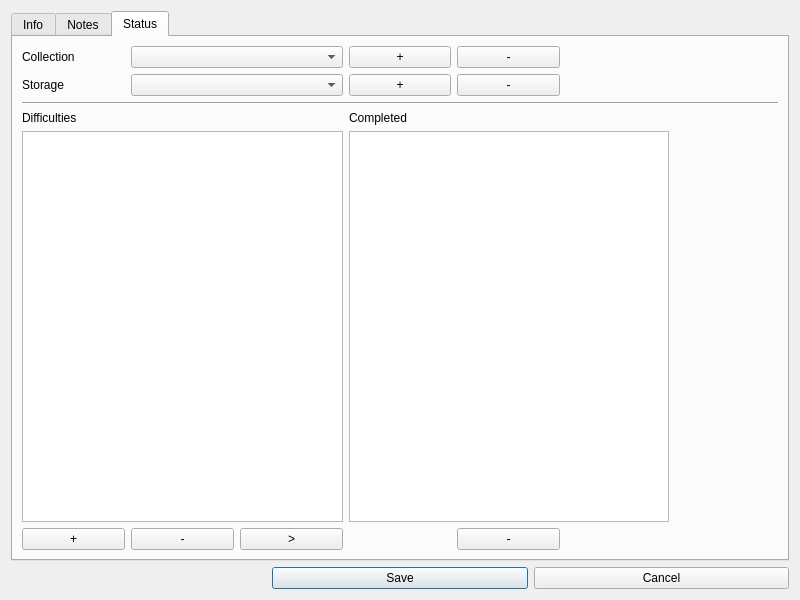
Before: the Qt Designer form DialogGameEdit.ui in lukaszlukaszew/games-manager-pyqt, drawn with Qt 5.
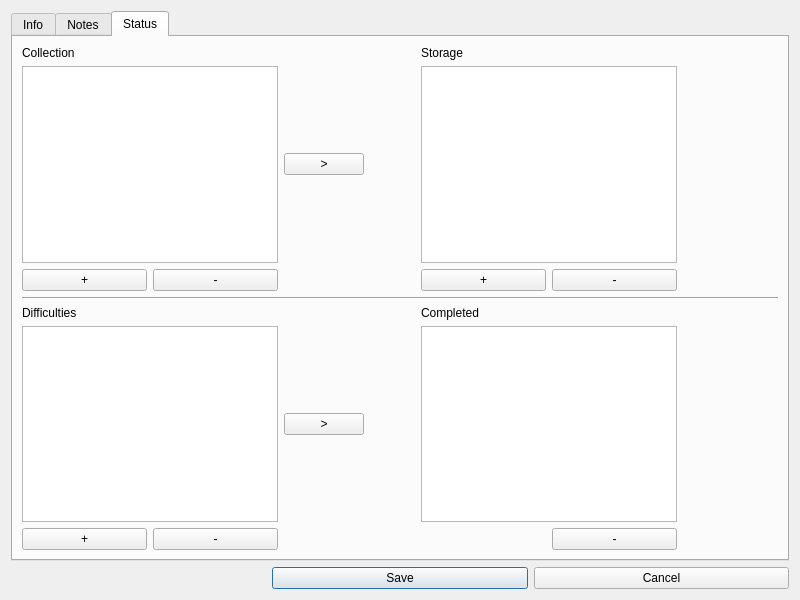
After: the same form once the commit is applied. The open tabs and pages were chosen to show the change.

Commit message: Add data to Game Edit Dialog

Patch:
```diff
--- a/DialogGameEdit.ui
+++ b/DialogGameEdit.ui
@@ -296,6 +296,9 @@
        <string>Status</string>
       </attribute>
       <layout class="QGridLayout" name="gridLayout_4">
+       <item row="1" column="0" colspan="2">
+        <widget class="QListWidget" name="listWidgetGameEditCollection"/>
+       </item>
        <item row="0" column="0">
         <widget class="QLabel" name="label_7">
          <property name="text">
@@ -303,10 +306,7 @@
          </property>
         </widget>
        </item>
-       <item row="0" column="1" colspan="2">
-        <widget class="QComboBox" name="comboBoxGameEditCollection"/>
-       </item>
-       <item row="0" column="3">
+       <item row="2" column="0">
         <widget class="QPushButton" name="pushButtonGameEditCollectionAdd">
          <property name="text">
           <string>+</string>
@@ -314,91 +314,98 @@
         </widget>
        </item>
        <item row="0" column="4">
-        <widget class="QPushButton" name="pushButtonGameEfitCollectionDelete">
-         <property name="text">
-          <string>-</string>
-         </property>
-        </widget>
-       </item>
-       <item row="1" column="0">
         <widget class="QLabel" name="label_25">
          <property name="text">
           <string>Storage</string>
          </property>
         </widget>
        </item>
-       <item row="1" column="1" colspan="2">
-        <widget class="QComboBox" name="comboBoxGameEditStorage"/>
-       </item>
-       <item row="1" column="3">
-        <widget class="QPushButton" name="pushButtonGameEditStorageAdd">
-         <property name="text">
-          <string>+</string>
-         </property>
-        </widget>
-       </item>
-       <item row="1" column="4">
-        <widget class="QPushButton" name="pushButtonGameEditStorageDelete">
+       <item row="2" column="1">
+        <widget class="QPushButton" name="pushButtonGameEfitCollectionDelete">
          <property name="text">
           <string>-</string>
          </property>
         </widget>
        </item>
-       <item row="2" column="0" colspan="7">
+       <item row="4" column="0" colspan="8">
         <widget class="Line" name="line_2">
          <property name="orientation">
           <enum>Qt::Horizontal</enum>
          </property>
         </widget>
        </item>
-       <item row="4" column="0" colspan="3">
+       <item row="6" column="0" colspan="2">
         <widget class="QListWidget" name="listWidgetGameEditDifficulty"/>
        </item>
-       <item row="5" column="0">
+       <item row="7" column="0">
         <widget class="QPushButton" name="pushButtonGameEditDifficultyAdd">
          <property name="text">
           <string>+</string>
          </property>
         </widget>
        </item>
-       <item row="5" column="1">
+       <item row="7" column="1">
         <widget class="QPushButton" name="pushButtonGameEditDifficultyDelete">
          <property name="text">
           <string>-</string>
          </property>
         </widget>
        </item>
-       <item row="5" column="2">
-        <widget class="QPushButton" name="pushButtonGameEditDifficultyCompleted">
-         <property name="text">
-          <string>&gt;</string>
-         </property>
-        </widget>
-       </item>
-       <item row="3" column="3">
+       <item row="5" column="4">
         <widget class="QLabel" name="label_9">
          <property name="text">
           <string>Completed</string>
          </property>
         </widget>
        </item>
-       <item row="4" column="3" colspan="3">
+       <item row="6" column="4" colspan="2">
         <widget class="QListWidget" name="listWidgetGameEditDifficultyComplete"/>
        </item>
-       <item row="3" column="0">
+       <item row="5" column="0">
         <widget class="QLabel" name="label_8">
          <property name="text">
           <string>Difficulties</string>
          </property>
         </widget>
        </item>
-       <item row="5" column="4">
+       <item row="7" column="5">
         <widget class="QPushButton" name="pushButtonGameEditDifficultyNotCompleted">
          <property name="text">
           <string>-</string>
          </property>
         </widget>
        </item>
+       <item row="1" column="2">
+        <widget class="QPushButton" name="pushButtonGameEditStorageBind">
+         <property name="text">
+          <string>&gt;</string>
+         </property>
+        </widget>
+       </item>
+       <item row="2" column="4">
+        <widget class="QPushButton" name="pushButtonGameEditStorageAdd">
+         <property name="text">
+          <string>+</string>
+         </property>
+        </widget>
+       </item>
+       <item row="1" column="4" colspan="2">
+        <widget class="QListWidget" name="listWidgetGameEditStorage"/>
+       </item>
+       <item row="2" column="5">
+        <widget class="QPushButton" name="pushButtonGameEditStorageDelete">
+         <property name="text">
+          <string>-</string>
+         </property>
+        </widget>
+       </item>
+       <item row="6" column="2">
+        <widget class="QPushButton" name="pushButtonGameEditDifficultyCompleted">
+         <property name="text">
+          <string>&gt;</string>
+         </property>
+        </widget>
+       </item>
       </layout>
      </widget>
     </widget>
```
Left out of the diff: 15 changed lines with no effect on the pictures. The commit also changes 3 other files.
